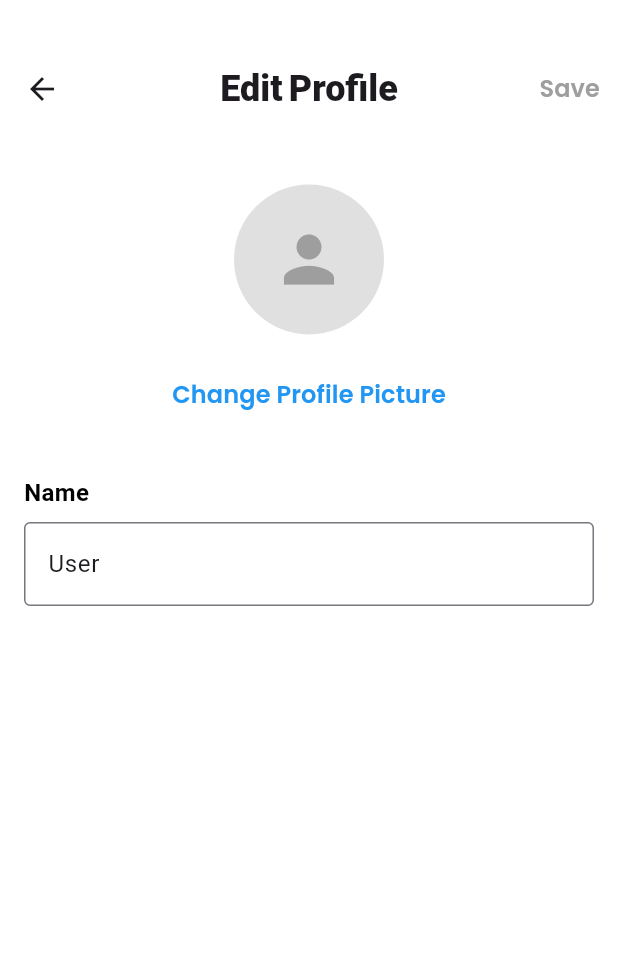
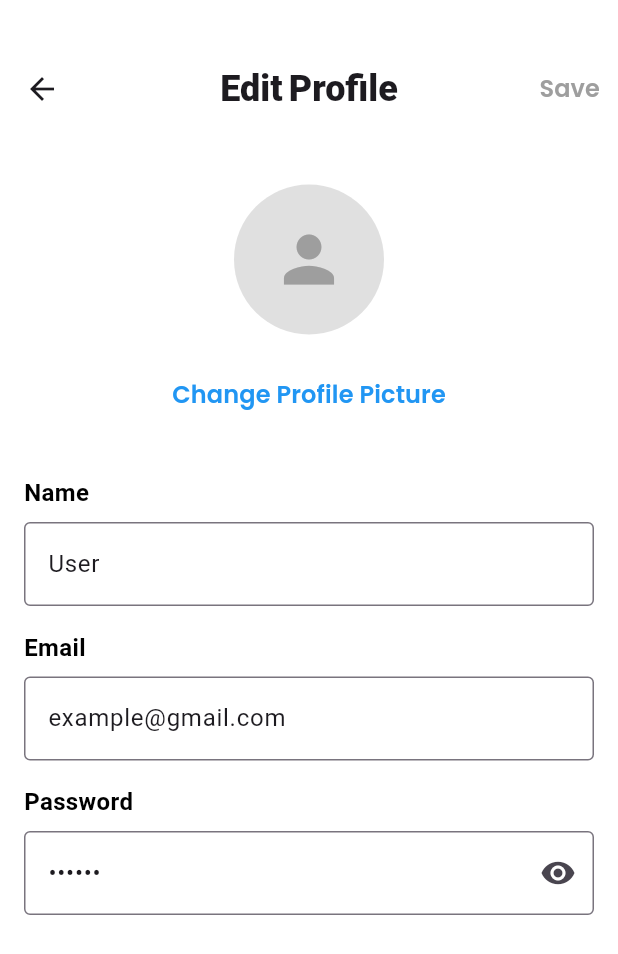
Before and after one commit to Sound-Fit/SoundFit, a Flutter app: the EditProfile screen opened by its route, on a phone screen of 412 x 824 dp. Shown: the top 954 px of the screen. Run offline on Flutter 3.47's test engine with Material 3 defaults, Android fonts, the phone set to English and light mode, and no system bars; our stand-ins replace audioplayers, camera, gap, google_fonts, image_picker.

Commit message:
genre page, update profile

```diff
--- a/lib/pages/Profile/editProfile.dart
+++ b/lib/pages/Profile/editProfile.dart
@@ -2,7 +2,21 @@ import 'package:flutter/material.dart';
 import 'package:gap/gap.dart';
 import 'package:google_fonts/google_fonts.dart';
 
-class EditProfile extends StatelessWidget {
+class EditProfile extends StatefulWidget {
+  @override
+  _EditProfileState createState() => _EditProfileState();
+}
+
+class _EditProfileState extends State<EditProfile> {
+  final TextEditingController _nameController =
+      TextEditingController(text: 'User');
+  final TextEditingController _emailController =
+      TextEditingController(text: 'example@gmail.com');
+  final TextEditingController _passwordController =
+      TextEditingController(text: '123456');
+
+  bool _isPasswordHidden = true;
+
   @override
   Widget build(BuildContext context) {
     return Scaffold(
@@ -17,7 +31,10 @@ class EditProfile extends StatelessWidget {
             centerTitle: true,
             actions: [
               TextButton(
-                onPressed: () => Navigator.pushNamed(context, '/profile'),
+                onPressed: () {
+                  // Save logic goes here, e.g., update user profile in database
+                  Navigator.pushNamed(context, '/profile');
+                },
                 child: Text(
                   'Save',
                   style: GoogleFonts.poppins(
@@ -72,10 +89,57 @@ class EditProfile extends StatelessWidget {
                   ),
                   SizedBox(height: 8),
                   TextFormField(
-                    initialValue: 'User', // Example initial value
+                    controller: _nameController,
                     decoration: InputDecoration(
                       border: OutlineInputBorder(),
                       hintText: 'Enter your name',
+                    ),
+                  ),
+                  SizedBox(height: 16),
+                  Text(
+                    'Email',
+                    style: GoogleFonts.lexendDeca(
+                      fontSize: 16,
+                      fontWeight: FontWeight.bold,
+                      color: Colors.black,
+                    ),
+                  ),
+                  SizedBox(height: 8),
+                  TextFormField(
+                    controller: _emailController,
+                    decoration: InputDecoration(
+                      border: OutlineInputBorder(),
+                      hintText: 'example@gmail.com',
+                    ),
+                  ),
+                  SizedBox(height: 16),
+                  Text(
+                    'Password',
+                    style: GoogleFonts.lexendDeca(
+                      fontSize: 16,
+                      fontWeight: FontWeight.bold,
+                      color: Colors.black,
+                    ),
+                  ),
+                  SizedBox(height: 8),
+                  TextFormField(
+                    controller: _passwordController,
+                    obscureText: _isPasswordHidden,
+                    decoration: InputDecoration(
+                      border: OutlineInputBorder(),
+                      hintText: 'Enter your password',
+                      suffixIcon: IconButton(
+                        icon: Icon(
+                          _isPasswordHidden
+                              ? Icons.visibility
+                              : Icons.visibility_off,
+                        ),
+                        onPressed: () {
+                          setState(() {
+                            _isPasswordHidden = !_isPasswordHidden;
+                          });
+                        },
+                      ),
                     ),
                   ),
                   SizedBox(height: 16),
@@ -88,19 +152,6 @@ class EditProfile extends StatelessWidget {
     );
   }
 
-  Widget TextStyled(
-      {required String text, FontWeight? fontWeight = FontWeight.normal}) {
-    return Text(
-      text,
-      style: TextStyle(
-        fontSize: 18,
-        fontWeight: fontWeight,
-        fontFamily: GoogleFonts.poppins().fontFamily,
-        color: Colors.black,
-      ),
-    );
-  }
-
   Widget TitleText({required String text, TextAlign? textAlign}) {
     return Text(
       text,
```
Also changed, not shown: lib/pages/Explore/genre.dart (+132 -2 lines), images/genre.jpg (added).
